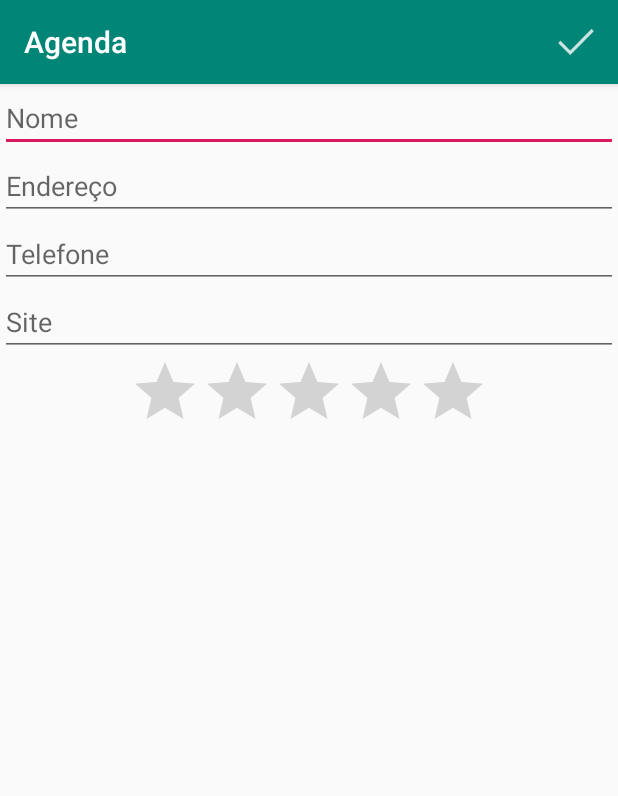
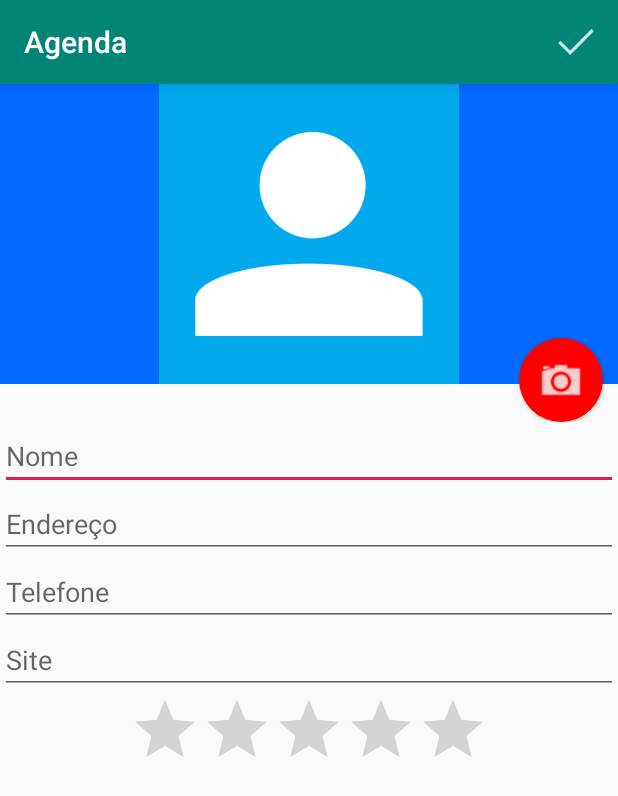
Before and after one commit to tflavio/Agenda, an Android app: the FormularioActivity screen opened directly, with no data from a screen before it, on a phone screen of 412 x 824 dp. Shown: the top 796 px of the screen. Run offline under Robolectric (Android 15) with nearby library versions, the phone set to English and light mode, and no system bars.

Commit message:
Android II: Integração com apps e recursos do device - Aula 9 Finalizada(Testando);

```diff
--- a/app/src/main/java/alura/com/br/agenda/FormularioActivity.java
+++ b/app/src/main/java/alura/com/br/agenda/FormularioActivity.java
@@ -1,18 +1,34 @@
 package alura.com.br.agenda;
 
+import android.app.Activity;
 import android.content.Intent;
+import android.graphics.Bitmap;
+import android.graphics.BitmapFactory;
+import android.net.Uri;
+import android.provider.MediaStore;
+import android.support.v4.content.FileProvider;
 import android.support.v7.app.AppCompatActivity;
 import android.os.Bundle;
 import android.view.Menu;
 import android.view.MenuItem;
+import android.view.View;
+import android.widget.Button;
+import android.widget.ImageButton;
+import android.widget.ImageView;
 import android.widget.Toast;
+
+import java.io.File;
 
 import alura.com.br.agenda.dao.AlunoDAO;
 import alura.com.br.agenda.model.Aluno;
 
 public class FormularioActivity extends AppCompatActivity {
 
+    public static final int CODIGO_CAMERA = 123;
+    private String caminhoDaFoto;
     private FormularioHelper helper;
+
+    private ImageView foto;
 
     @Override
     protected void onCreate(Bundle savedInstanceState) {
@@ -25,6 +41,27 @@ public class FormularioActivity extends AppCompatActivity {
         Aluno aluno = (Aluno) intent.getSerializableExtra("aluno");
         if (aluno != null) {
             helper.preencheFormulario(aluno);
+        }
+
+        Button botaoFoto = (Button) findViewById(R.id.formulario_botao);
+        botaoFoto.setOnClickListener(new View.OnClickListener() {
+            @Override
+            public void onClick(View v) {
+                Intent vaiParaCamera = new Intent(MediaStore.ACTION_IMAGE_CAPTURE);
+                caminhoDaFoto = getExternalFilesDir(null) + "/" + System.currentTimeMillis() + ".jpg";
+                vaiParaCamera.putExtra(MediaStore.EXTRA_OUTPUT,
+                        FileProvider.getUriForFile(getApplicationContext(),
+                                BuildConfig.APPLICATION_ID + ".provider", new File(caminhoDaFoto)));
+                startActivityForResult(vaiParaCamera, CODIGO_CAMERA);
+            }
+        });
+    }
+
+    @Override
+    protected void onActivityResult(int requestCode, int resultCode, Intent data) {
+        super.onActivityResult(requestCode, resultCode, data);
+        if (requestCode == CODIGO_CAMERA && resultCode == Activity.RESULT_OK) {
+            helper.carregaImagem(caminhoDaFoto);
         }
     }
 
--- /dev/null
+++ b/app/src/main/res/drawable/fundo_camera.xml
@@ -0,0 +1,15 @@
+<?xml version="1.0" encoding="utf-8"?>
+<layer-list xmlns:android="http://schemas.android.com/apk/res/android">
+    <item>
+        <shape android:shape="oval">
+            <solid android:color="#FF0000"/>
+            <padding android:bottom="10dp"
+                android:right="10dp"
+                android:left="10dp"
+                android:top="10dp"/>
+        </shape>
+
+    </item>
+
+    <item android:drawable="@drawable/ic_camera"/>
+</layer-list>
--- a/app/src/main/res/layout/activity_formulario.xml
+++ b/app/src/main/res/layout/activity_formulario.xml
@@ -6,6 +6,31 @@
         android:layout_width="match_parent"
         android:layout_height="match_parent"
         android:orientation="vertical">
+
+        <RelativeLayout
+            android:layout_width="match_parent"
+            android:layout_height="225dp">
+
+            <ImageView
+                android:layout_width="match_parent"
+                android:layout_height="200dp"
+                android:id="@+id/foto_aluno_form"
+                android:background="#006aff"
+                android:src="@drawable/person"
+                />
+
+
+            <Button
+                android:layout_width="56dp"
+                android:layout_height="56dp"
+                android:id="@+id/formulario_botao"
+                android:layout_alignParentBottom="true"
+                android:layout_alignParentRight="true"
+                android:layout_marginRight="10dp"
+                android:elevation="7dp"
+                android:background="@drawable/fundo_camera"
+                />
+        </RelativeLayout>
 
         <EditText
             android:layout_width="match_parent"
--- /dev/null
+++ b/app/src/main/res/xml/provider_paths.xml
@@ -0,0 +1,4 @@
+<?xml version="1.0" encoding="utf-8"?>
+<paths xmlns:android="http://schemas.android.com/apk/res/android">
+    <external-path name="external_files" path="." />
+</paths>
```
Also changed, not shown: app/src/main/AndroidManifest.xml (+10 -0 lines), app/src/main/java/alura/com/br/agenda/FormularioHelper.java (+19 -2 lines), app/src/main/java/alura/com/br/agenda/dao/AlunoDAO.java (+19 -5 lines), app/src/main/java/alura/com/br/agenda/model/Aluno.java (+6 -3 lines).
